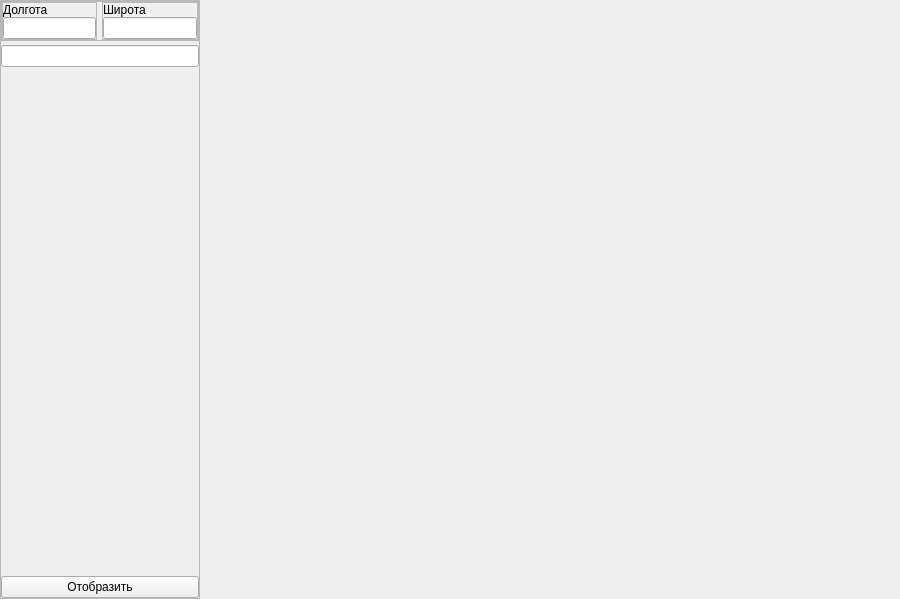
This is ui.ui in kolesnikovfd/Big_task as Qt 5 draws it before an edit. The edited form follows.
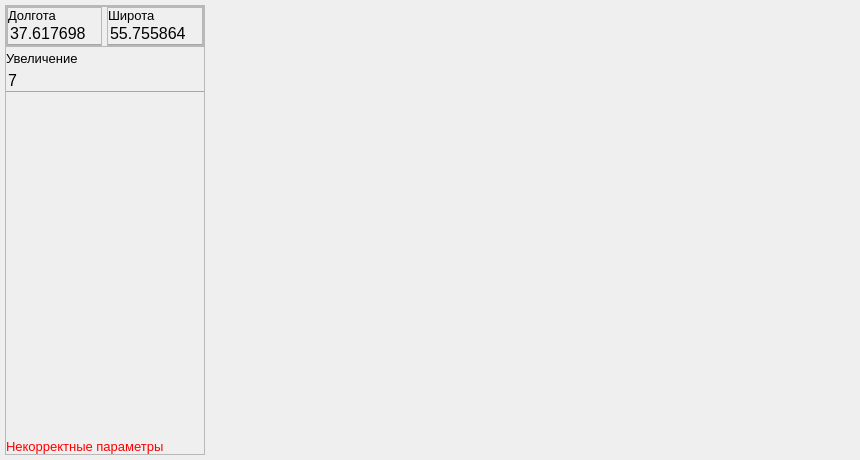
This is the edited form.

```diff
--- a/ui.ui
+++ b/ui.ui
@@ -6,32 +6,81 @@
    <rect>
     <x>0</x>
     <y>0</y>
-    <width>900</width>
-    <height>599</height>
+    <width>860</width>
+    <height>460</height>
    </rect>
   </property>
+  <property name="maximumSize">
+   <size>
+    <width>860</width>
+    <height>460</height>
+   </size>
+  </property>
+  <property name="focusPolicy">
+   <enum>Qt::StrongFocus</enum>
+  </property>
   <property name="windowTitle">
    <string>Большая задача</string>
   </property>
+  <property name="styleSheet">
+   <string notr="true"/>
+  </property>
   <widget class="QWidget" name="centralwidget">
    <layout class="QHBoxLayout" name="horizontalLayout">
     <property name="spacing">
      <number>0</number>
     </property>
     <property name="leftMargin">
-     <number>0</number>
+     <number>5</number>
     </property>
     <property name="topMargin">
-     <number>0</number>
+     <number>5</number>
     </property>
     <property name="rightMargin">
-     <number>0</number>
+     <number>5</number>
     </property>
     <property name="bottomMargin">
-     <number>0</number>
+     <number>5</number>
     </property>
     <item>
-     <widget class="QFrame" name="frame">
+     <widget class="QFrame" name="paramsFrame">
+      <property name="sizePolicy">
+       <sizepolicy hsizetype="Fixed" vsizetype="Expanding">
+        <horstretch>0</horstretch>
+        <verstretch>0</verstretch>
+       </sizepolicy>
+      </property>
+      <property name="minimumSize">
+       <size>
+        <width>200</width>
+        <height>0</height>
+       </size>
+      </property>
+      <property name="maximumSize">
+       <size>
+        <width>200</width>
+        <height>16777215</height>
+       </size>
+      </property>
+      <property name="styleSheet">
+       <string notr="true">QLineEdit{
+border: none;
+border-bottom: 1px solid #a6a6a6;
+font-size: 12pt;
+ background: transparent;
+}
+QLabel{
+font-size: 10pt;
+}
+QPushButton{
+border: 1px solid #a6a6a6;
+border-radius: 16;
+padding: 6;
+}
+QPushButton:pressed{
+background: #a6a6a6;
+}</string>
+      </property>
       <property name="frameShape">
        <enum>QFrame::StyledPanel</enum>
       </property>
@@ -110,7 +159,11 @@
               </widget>
              </item>
              <item>
-              <widget class="QLineEdit" name="longInput"/>
+              <widget class="QLineEdit" name="xInput">
+               <property name="text">
+                <string>37.617698</string>
+               </property>
+              </widget>
              </item>
             </layout>
            </widget>
@@ -147,7 +200,11 @@
               </widget>
              </item>
              <item>
-              <widget class="QLineEdit" name="widthInput"/>
+              <widget class="QLineEdit" name="yInput">
+               <property name="text">
+                <string>55.755864</string>
+               </property>
+              </widget>
              </item>
             </layout>
            </widget>
@@ -156,7 +213,18 @@
         </widget>
        </item>
        <item>
-        <widget class="QLineEdit" name="scaleInput"/>
+        <widget class="QLabel" name="label_2">
+         <property name="text">
+          <string>Увеличение</string>
+         </property>
+        </widget>
+       </item>
+       <item>
+        <widget class="QLineEdit" name="scaleInput">
+         <property name="text">
+          <string>7</string>
+         </property>
+        </widget>
        </item>
        <item>
         <spacer name="verticalSpacer">
@@ -172,9 +240,12 @@
         </spacer>
        </item>
        <item>
-        <widget class="QPushButton" name="showButton">
+        <widget class="QLabel" name="errorLabel">
+         <property name="styleSheet">
+          <string notr="true">color: red;</string>
+         </property>
          <property name="text">
-          <string>Отобразить</string>
+          <string>Некорректные параметры</string>
          </property>
         </widget>
        </item>
@@ -185,8 +256,14 @@
      <widget class="QLabel" name="map">
       <property name="minimumSize">
        <size>
-        <width>700</width>
-        <height>0</height>
+        <width>650</width>
+        <height>450</height>
+       </size>
+      </property>
+      <property name="maximumSize">
+       <size>
+        <width>650</width>
+        <height>450</height>
        </size>
       </property>
       <property name="text">
```
Left out of the diff: 4 changed lines with no effect on the pictures.
